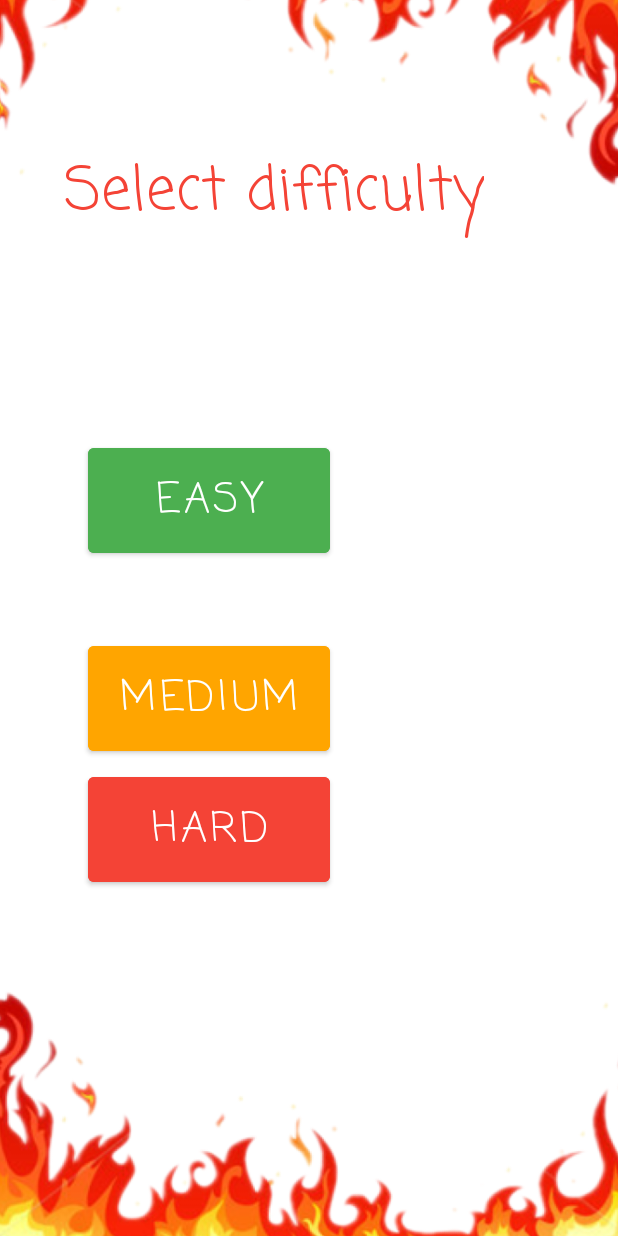
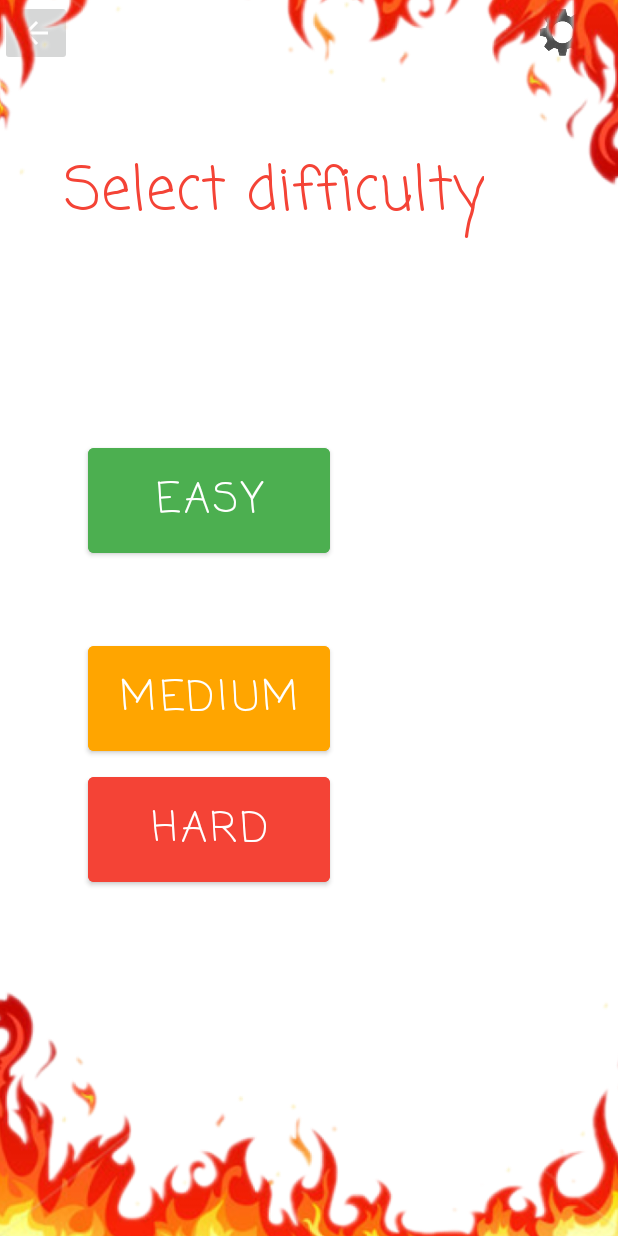
Before and after one commit to ZacharieESME/HANGER, an Android app: the select_difficulty screen opened directly, with no data from a screen before it, on a phone screen of 412 x 824 dp. Run offline under Robolectric (Android 15) with nearby library versions, the phone set to English and light mode, and no system bars.

Commit message:
buttons select diff

```diff
--- a/app/src/main/res/layout/select_difficulty.xml
+++ b/app/src/main/res/layout/select_difficulty.xml
@@ -4,6 +4,42 @@
     xmlns:tools="http://schemas.android.com/tools"
     android:layout_width="match_parent"
     android:layout_height="match_parent">
+
+    <LinearLayout
+        android:id="@+id/topbar"
+        android:layout_width="wrap_content"
+        android:layout_height="wrap_content"
+        android:orientation="horizontal"
+        android:layout_marginTop="0dp"
+        >
+
+        <ImageButton
+            android:id="@+id/backButton"
+            android:layout_width="wrap_content"
+            android:layout_height="wrap_content"
+            android:layout_marginStart="0dp"
+            android:layout_marginLeft="0dp"
+            android:layout_marginTop="0dp"
+            app:srcCompat="@drawable/abc_vector_test" />
+
+        <View
+            android:layout_width="290dp"
+            android:layout_height="43dp"
+            />
+
+        <ImageButton
+            android:id="@+id/settings"
+            android:layout_width="wrap_content"
+            android:layout_height="43dp"
+            android:layout_gravity="end"
+            android:layout_marginRight="0dp"
+            android:layout_weight="1"
+            android:background="?selectableItemBackgroundBorderless"
+            android:scaleType="fitCenter"
+            android:src="@drawable/settingsicon"
+            app:srcCompat="@drawable/settingsicon" />
+
+    </LinearLayout>
 
     <Button
         android:id="@+id/hard"
--- a/app/src/main/res/xml/preferences.xml
+++ b/app/src/main/res/xml/preferences.xml
@@ -18,4 +18,6 @@
         android:defaultValue="true"/>
 
 
+
+
 </androidx.preference.PreferenceScreen>
```
Also changed, not shown: 1 other file.
